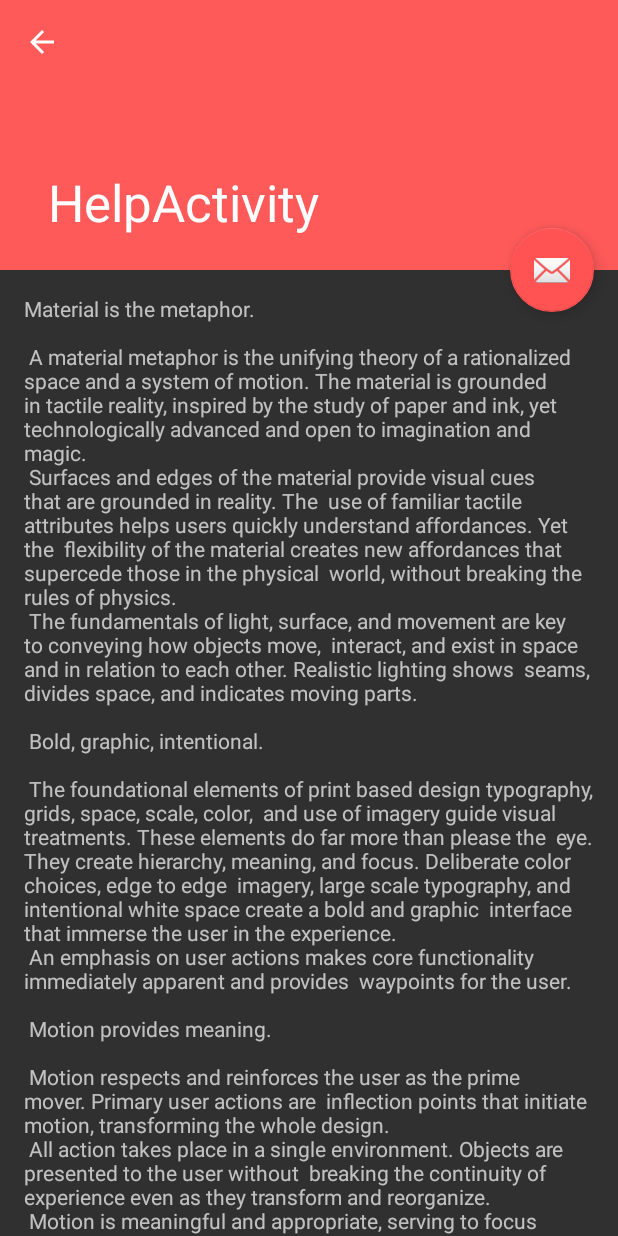
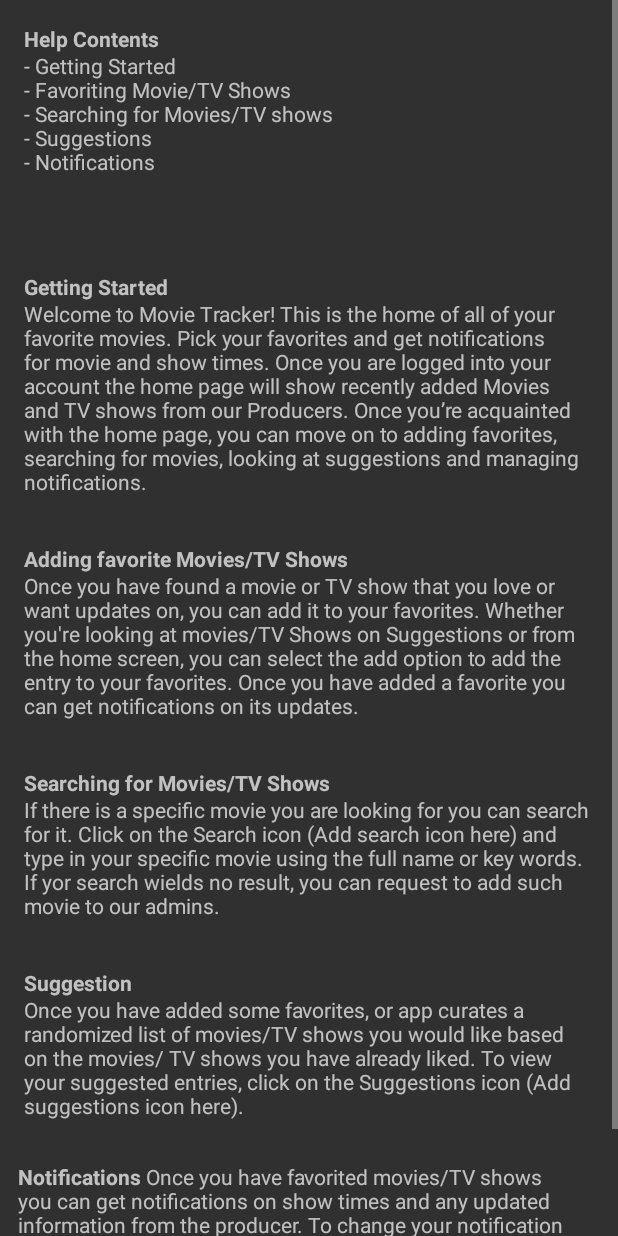
Before and after one commit to ZGorlock/Movie-Tracker, an Android app: the HelpActivity screen opened directly, with no data from a screen before it, on a phone screen of 412 x 824 dp. Run offline under Robolectric (Android 15) with nearby library versions, the phone set to English and light mode, and no system bars; libraries missing offline, so code that uses them is left out: com.squareup.okhttp, org.slf4j; 4 statements that could not run were skipped.

Commit message:
Facebook Fix and Help Section added
The facebook now puts in a dummy email if needed and the help section
actually helps

```diff
--- a/App/app/src/main/java/team12/movietracker/HelpActivity.java
+++ b/App/app/src/main/java/team12/movietracker/HelpActivity.java
@@ -5,7 +5,11 @@ import android.support.design.widget.FloatingActionButton;
 import android.support.design.widget.Snackbar;
 import android.support.v7.app.AppCompatActivity;
 import android.support.v7.widget.Toolbar;
+import android.text.Html;
+import android.text.Spanned;
+import android.text.method.LinkMovementMethod;
 import android.view.View;
+import android.widget.TextView;
 
 import client.pojo.User;
 import client.server.ServerHandler;
@@ -19,20 +23,34 @@ public class HelpActivity extends AppCompatActivity {
     @Override
     protected void onCreate(Bundle savedInstanceState) {
         super.onCreate(savedInstanceState);
-        setContentView(R.layout.activity_help);
+        setContentView(R.layout.content_help);
+        TextView test1 = (TextView)findViewById(R.id.Contents);
+        test1.setText(Html.fromHtml(getString(R.string.help_Contents)));
+
+        TextView test2 = (TextView)findViewById(R.id.Started);
+        test2.setText(Html.fromHtml(getString(R.string.help_GettingStarted)));
+
+        TextView test3 = (TextView)findViewById(R.id.favoriting);
+        test3.setText(Html.fromHtml(getString(R.string.help_Favoriting)));
+
+        TextView test4 = (TextView)findViewById(R.id.Searching);
+        test4.setText(Html.fromHtml(getString(R.string.help_Searching)));
+
+        TextView test5 = (TextView)findViewById(R.id.Suggestions);
+        test5.setText(Html.fromHtml(getString(R.string.help_Suggestions)));
+
+        TextView test6 = (TextView)findViewById(R.id.Notifications);
+        test6.setText(Html.fromHtml(getString(R.string.help_Notifications)));
+
+
         Toolbar toolbar = (Toolbar) findViewById(R.id.toolbar);
         setSupportActionBar(toolbar);
+
         mUsername = getIntent().getStringExtra("USER");
         mPassword = getIntent().getStringExtra("PASS");
         User user = ServerHandler.validateUser(mUsername, mPassword);
-        FloatingActionButton fab = (FloatingActionButton) findViewById(R.id.fab);
-        fab.setOnClickListener(new View.OnClickListener() {
-            @Override
-            public void onClick(View view) {
-                Snackbar.make(view, "Replace with your own action", Snackbar.LENGTH_LONG)
-                        .setAction("Action", null).show();
-            }
-        });
-        getSupportActionBar().setDisplayHomeAsUpEnabled(true);
+
+        //getSupportActionBar().setDisplayHomeAsUpEnabled(true);
+
     }
 }
--- a/App/app/src/main/java/team12/movietracker/LoginActivity.java
+++ b/App/app/src/main/java/team12/movietracker/LoginActivity.java
@@ -35,6 +35,7 @@ import android.widget.TextView;
 import android.widget.Toast;
 
 import java.util.ArrayList;
+import java.util.Arrays;
 import java.util.List;
 
 import client.Test;
@@ -172,7 +173,8 @@ public class LoginActivity extends AppCompatActivity{//} implements LoaderCallba
 
     private void initFacebook() {
         FBLoginButton = findViewById(R.id.FBlogin_button);
-        // LoginManager.getInstance().logInWithReadPermissions(this, Arrays.asList("public_profile", "email"));
+       // LoginManager.getInstance().logInWithReadPermissions(this, Arrays.asList("public_profile", "email"));
+
         callbackManager = CallbackManager.Factory.create();
         // Register Callback
         LoginManager.getInstance().registerCallback(callbackManager, new FacebookCallback<LoginResult>() {
@@ -191,9 +193,15 @@ public class LoginActivity extends AppCompatActivity{//} implements LoaderCallba
                                     String FBEmail = object.getString("email");
                                     String Firstname= object.getString("first_name");
                                     String Lastname = object.getString("last_name");
+                                    if(FBEmail!=null){
+                                        Log.v("Email = ", " " + FBEmail);
+                                    }else{
+                                        Log.v("email","is empty");
+                                        FBEmail = "defultfacebookemail@fakeemail.com";
+                                        Log.v("Email = ", " " + FBEmail);
+                                    }
                                     // Print out info
                                     Log.v("id = ", " " + FBid);
-                                    Log.v("Email = ", " " + FBEmail);
                                     Log.v("First Name = ", " " + Firstname);
                                     Log.v("First Name = ", " " + Lastname);
                                     // Use data to Register and login
--- a/App/app/src/main/res/layout/activity_help.xml
+++ b/App/app/src/main/res/layout/activity_help.xml
@@ -10,14 +10,14 @@
     <android.support.design.widget.AppBarLayout
         android:id="@+id/app_bar"
         android:layout_width="match_parent"
-        android:layout_height="@dimen/app_bar_height"
+        android:layout_height="91dp"
         android:fitsSystemWindows="true"
         android:theme="@style/AppTheme.AppBarOverlay">
 
         <android.support.design.widget.CollapsingToolbarLayout
             android:id="@+id/toolbar_layout"
             android:layout_width="match_parent"
-            android:layout_height="match_parent"
+            android:layout_height="102dp"
             android:fitsSystemWindows="true"
             app:contentScrim="?attr/colorPrimary"
             app:layout_scrollFlags="scroll|exitUntilCollapsed"
@@ -26,22 +26,16 @@
             <android.support.v7.widget.Toolbar
                 android:id="@+id/toolbar"
                 android:layout_width="match_parent"
-                android:layout_height="?attr/actionBarSize"
+                android:layout_height="12dp"
                 app:layout_collapseMode="pin"
                 app:popupTheme="@style/AppTheme.PopupOverlay" />
 
         </android.support.design.widget.CollapsingToolbarLayout>
     </android.support.design.widget.AppBarLayout>
 
-    <include layout="@layout/content_help" />
-
-    <android.support.design.widget.FloatingActionButton
-        android:id="@+id/fab"
-        android:layout_width="wrap_content"
-        android:layout_height="wrap_content"
-        android:layout_margin="@dimen/fab_margin"
-        app:layout_anchor="@id/app_bar"
-        app:layout_anchorGravity="bottom|end"
-        app:srcCompat="@android:drawable/ic_dialog_email" />
+    <include
+        layout="@layout/content_help"
+        android:layout_height="546dp"
+        tools:layout_editor_absoluteY="139dp" />
 
 </android.support.design.widget.CoordinatorLayout>
--- a/App/app/src/main/res/layout/content_favorites.xml
+++ b/App/app/src/main/res/layout/content_favorites.xml
@@ -12,6 +12,6 @@
         android:layout_width="wrap_content"
         android:layout_height="wrap_content"
         android:layout_margin="@dimen/text_margin"
-        android:text="@string/large_text" />
+        android:text="ADD Favorites" />
 
 </android.support.v4.widget.NestedScrollView>
--- a/App/app/src/main/res/layout/content_help.xml
+++ b/App/app/src/main/res/layout/content_help.xml
@@ -1,17 +1,56 @@
 <?xml version="1.0" encoding="utf-8"?>
-<android.support.v4.widget.NestedScrollView xmlns:android="http://schemas.android.com/apk/res/android"
+<ScrollView
+    xmlns:android="http://schemas.android.com/apk/res/android"
     xmlns:app="http://schemas.android.com/apk/res-auto"
     xmlns:tools="http://schemas.android.com/tools"
-    android:layout_width="match_parent"
-    android:layout_height="match_parent"
+    android:layout_width="fill_parent"
+    android:layout_height="fill_parent"
     app:layout_behavior="@string/appbar_scrolling_view_behavior"
     tools:context="team12.movietracker.HelpActivity"
     tools:showIn="@layout/activity_help">
 
-    <TextView
-        android:layout_width="wrap_content"
-        android:layout_height="wrap_content"
-        android:layout_margin="@dimen/text_margin"
-        android:text="@string/large_text" />
+    <LinearLayout
+        android:layout_width="match_parent"
+        android:orientation="vertical"
+        android:layout_height="wrap_content">
+        <TextView
+            android:id="@+id/Contents"
+            android:layout_width="wrap_content"
+            android:layout_height="wrap_content"
+            android:layout_margin="@dimen/text_margin"
+            android:text="@string/help_Contents" />
+        <TextView
+            android:id="@+id/Started"
+            android:layout_width="wrap_content"
+            android:layout_height="wrap_content"
+            android:layout_margin="@dimen/text_margin"
+            android:text="@string/help_GettingStarted" />
+        <TextView
+            android:id="@+id/favoriting"
+            android:layout_width="wrap_content"
+            android:layout_height="wrap_content"
+            android:layout_margin="@dimen/text_margin"
+            android:text="@string/help_Favoriting" />
+        <TextView
+            android:id="@+id/Searching"
+            android:layout_width="wrap_content"
+            android:layout_height="wrap_content"
+            android:layout_margin="@dimen/text_margin"
+            android:text="@string/help_Searching" />
+        <TextView
+            android:id="@+id/Suggestions"
+            android:layout_width="wrap_content"
+            android:layout_height="wrap_content"
+            android:layout_margin="@dimen/text_margin"
+            android:text="@string/help_Suggestions" />
 
-</android.support.v4.widget.NestedScrollView>
+        <TextView
+            android:id="@+id/Notifications"
+            android:layout_width="wrap_content"
+            android:layout_height="wrap_content"
+            android:padding="12dp"
+            android:text="@string/help_Notifications" />
+
+    </LinearLayout>
+
+</ScrollView>
--- a/App/app/src/main/res/values/strings.xml
+++ b/App/app/src/main/res/values/strings.xml
@@ -25,94 +25,45 @@
     <string name="title_settings">Settings</string>
     <string name="title_activity_register">RegisterActivity</string>
     <string name="title_activity_search_results">SearchResultsActivity</string>
-    <string name="large_text">
-        "Material is the metaphor.\n\n"
+    <!-- Strings related to Help -->
+    <string name="help_Contents">
+            "&lt;p&gt;&lt;b&gt;Help Contents&lt;/b&gt;&lt;br/&gt;"
+            "- Getting Started&lt;br/&gt;"
+            "- Favoriting Movie/TV Shows &lt;br/&gt;"
+            "- Searching for Movies/TV shows&lt;br/&gt;"
+            "- Suggestions&lt;br/&gt;"
+            "- Notifications&lt;br/&gt; &lt;/p&gt;"
+    </string>
+    <string name="help_GettingStarted">
+            "&lt;b&gt;Getting Started&lt;/b&gt;&lt;br/&gt;"
+            "Welcome to Movie Tracker! This is the home of all of your favorite movies. Pick your favorites and get notifications for movie and show times."
+            "Once you are logged into your account the home page will show recently added Movies and TV shows from our Producers.
+            "Once you’re acquainted with the home page, you can move on to adding favorites, searching for movies, looking at suggestions and managing notifications."
+    </string>
+    <string name="help_Favoriting">
+            "&lt;b&gt;Adding favorite Movies/TV Shows&lt;/b&gt;&lt;br/&gt;"
+            "Once you have found a movie or TV show that you love or want updates on, you can add it to your favorites."
+            "Whether you're looking at movies/TV Shows on Suggestions or from the home screen, you can select the "add" option to add the entry to your favorites."
+            "Once you have added a favorite you can get notifications on its updates."
+    </string>
+    <string name="help_Searching">
+            "&lt;b&gt;Searching for Movies/TV Shows&lt;/b&gt;&lt;br/&gt;"
+            "If there is a specific movie you are looking for you can search for it."
+            "Click on the Search icon (Add search icon here) and type in your specific movie using the full name or key words."
+            "If yor search wields no result, you can request to add such movie to our admins."
+    </string>
+    <string name="help_Suggestions">
+            "&lt;b&gt;Suggestion&lt;/b&gt;&lt;br/&gt;"
+            "Once you have added some favorites, or app curates a randomized list of movies/TV shows you would like based on the movies/ TV shows you have already liked."
+            "To view your suggested entries, click on the Suggestions icon (Add suggestions icon here)."
+    </string>
+    <string name="help_Notifications">
+            "&lt;b&gt;Notifications&lt;/b&gt;&lt;br/ &gt;"
+            "Once you have favorited movies/TV shows you can get notifications on show times and any updated information from the producer."
+            "To change your notification settings you can click on the settings icon on the home page (add settings icon here)."
+            "Once viewing the settings options click on "Notifications". "
+            "Here, you can toggle the notifications on or off and change the notification settings."
 
-        "A material metaphor is the unifying theory of a rationalized space and a system of motion."
-        "The material is grounded in tactile reality, inspired by the study of paper and ink, yet "
-        "technologically advanced and open to imagination and magic.\n"
-        "Surfaces and edges of the material provide visual cues that are grounded in reality. The "
-        "use of familiar tactile attributes helps users quickly understand affordances. Yet the "
-        "flexibility of the material creates new affordances that supercede those in the physical "
-        "world, without breaking the rules of physics.\n"
-        "The fundamentals of light, surface, and movement are key to conveying how objects move, "
-        "interact, and exist in space and in relation to each other. Realistic lighting shows "
-        "seams, divides space, and indicates moving parts.\n\n"
-
-        "Bold, graphic, intentional.\n\n"
-
-        "The foundational elements of print based design typography, grids, space, scale, color, "
-        "and use of imagery guide visual treatments. These elements do far more than please the "
-        "eye. They create hierarchy, meaning, and focus. Deliberate color choices, edge to edge "
-        "imagery, large scale typography, and intentional white space create a bold and graphic "
-        "interface that immerse the user in the experience.\n"
-        "An emphasis on user actions makes core functionality immediately apparent and provides "
-        "waypoints for the user.\n\n"
-
-        "Motion provides meaning.\n\n"
-
-        "Motion respects and reinforces the user as the prime mover. Primary user actions are "
-        "inflection points that initiate motion, transforming the whole design.\n"
-        "All action takes place in a single environment. Objects are presented to the user without "
-        "breaking the continuity of experience even as they transform and reorganize.\n"
-        "Motion is meaningful and appropriate, serving to focus attention and maintain continuity. "
-        "Feedback is subtle yet clear. Transitions are efﬁcient yet coherent.\n\n"
-
-        "3D world.\n\n"
-
-        "The material environment is a 3D space, which means all objects have x, y, and z "
-        "dimensions. The z-axis is perpendicularly aligned to the plane of the display, with the "
-        "positive z-axis extending towards the viewer. Every sheet of material occupies a single "
-        "position along the z-axis and has a standard 1dp thickness.\n"
-        "On the web, the z-axis is used for layering and not for perspective. The 3D world is "
-        "emulated by manipulating the y-axis.\n\n"
-
-        "Light and shadow.\n\n"
-
-        "Within the material environment, virtual lights illuminate the scene. Key lights create "
-        "directional shadows, while ambient light creates soft shadows from all angles.\n"
-        "Shadows in the material environment are cast by these two light sources. In Android "
-        "development, shadows occur when light sources are blocked by sheets of material at "
-        "various positions along the z-axis. On the web, shadows are depicted by manipulating the "
-        "y-axis only. The following example shows the card with a height of 6dp.\n\n"
-
-        "Resting elevation.\n\n"
-
-        "All material objects, regardless of size, have a resting elevation, or default elevation "
-        "that does not change. If an object changes elevation, it should return to its resting "
-        "elevation as soon as possible.\n\n"
-
-        "Component elevations.\n\n"
-
-        "The resting elevation for a component type is consistent across apps (e.g., FAB elevation "
-        "does not vary from 6dp in one app to 16dp in another app).\n"
-        "Components may have different resting elevations across platforms, depending on the depth "
-        "of the environment (e.g., TV has a greater depth than mobile or desktop).\n\n"
-
-        "Responsive elevation and dynamic elevation offsets.\n\n"
-
-        "Some component types have responsive elevation, meaning they change elevation in response "
-        "to user input (e.g., normal, focused, and pressed) or system events. These elevation "
-        "changes are consistently implemented using dynamic elevation offsets.\n"
-        "Dynamic elevation offsets are the goal elevation that a component moves towards, relative "
-        "to the component’s resting state. They ensure that elevation changes are consistent "
-        "across actions and component types. For example, all components that lift on press have "
-        "the same elevation change relative to their resting elevation.\n"
-        "Once the input event is completed or cancelled, the component will return to its resting "
-        "elevation.\n\n"
-
-        "Avoiding elevation interference.\n\n"
-
-        "Components with responsive elevations may encounter other components as they move between "
-        "their resting elevations and dynamic elevation offsets. Because material cannot pass "
-        "through other material, components avoid interfering with one another any number of ways, "
-        "whether on a per component basis or using the entire app layout.\n"
-        "On a component level, components can move or be removed before they cause interference. "
-        "For example, a floating action button (FAB) can disappear or move off screen before a "
-        "user picks up a card, or it can move if a snackbar appears.\n"
-        "On the layout level, design your app layout to minimize opportunities for interference. "
-        "For example, position the FAB to one side of stream of a cards so the FAB won’t interfere "
-        "when a user tries to pick up one of cards.\n\n"
     </string>
     <string name="action_settings">Settings</string>
     <string name="title_activity_settings">Settings</string>
```
